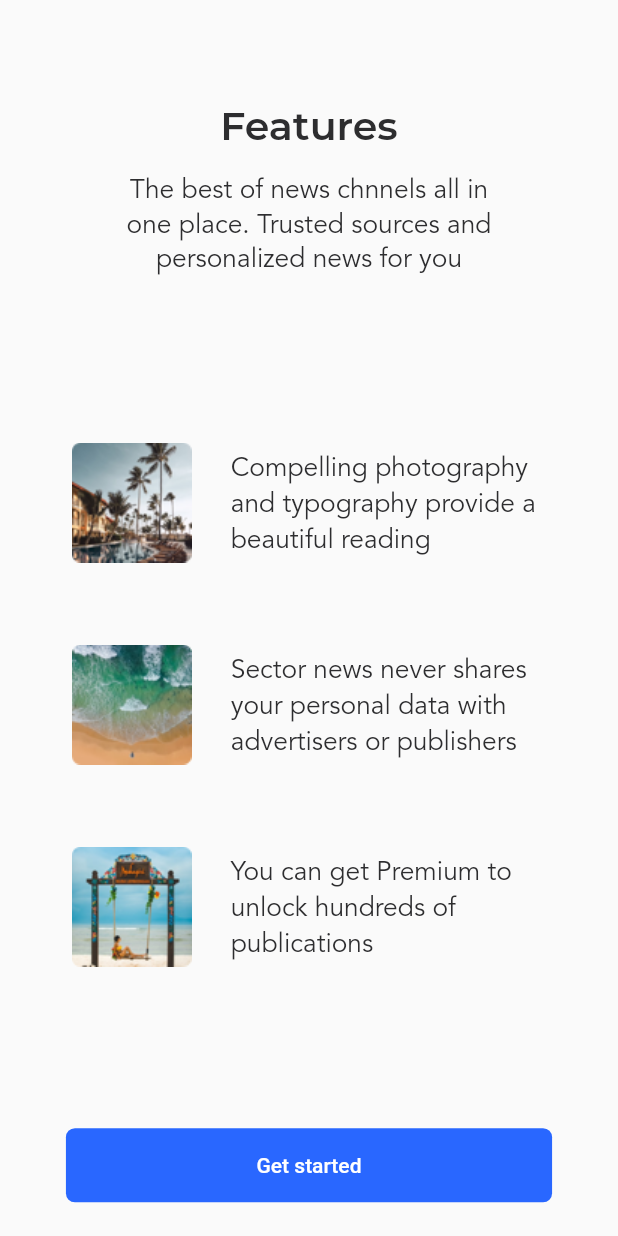
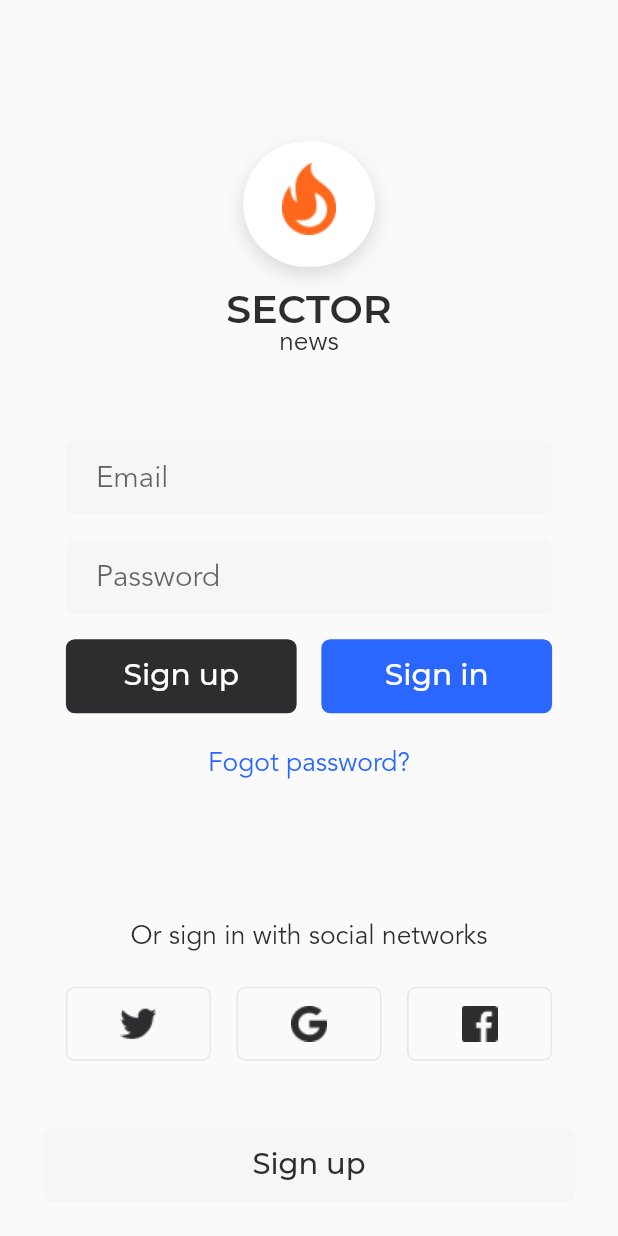
Before and after one commit to MichelFeng/flutter_news_demo, a Flutter app: the screen it shows after launch, after a tap on "Get started", on a phone screen of 412 x 824 dp. Run offline on Flutter 3.47's test engine with Material 2 defaults, Android fonts, the phone set to English and light mode, and no system bars; our stand-ins replace flutter_screenutil, fluttertoast.

Commit message:
feat: sign in & sign up

```diff
--- a/lib/common/utils/utils.dart
+++ b/lib/common/utils/utils.dart
@@ -1,3 +1,4 @@
 library utils;
 
 export 'screen.dart';
+export 'validator.dart';
--- a/lib/common/values/colors.dart
+++ b/lib/common/values/colors.dart
@@ -1,12 +1,28 @@
 import 'dart:ui';
 
 class AppColors {
-  /// 主文本
+  /// 主背景 白色
+  static const Color primaryBackground = Color.fromARGB(255, 255, 255, 255);
+
+  /// 主文本 灰色
   static const Color primaryText = Color.fromARGB(255, 45, 45, 47);
 
-  /// 主控件-背景
+  /// 主控件-背景 蓝色
   static const Color primaryElement = Color.fromARGB(255, 41, 103, 255);
 
-  /// 主控件-文本
+  /// 主控件-文本 白色
   static const Color primaryElementText = Color.fromARGB(255, 255, 255, 255);
+
+  // *****************************************
+
+  /// 第二种控件-背景色 淡灰色
+  static const Color secondaryElement = Color.fromARGB(255, 246, 246, 246);
+
+  /// 第二种控件-文本 浅蓝色
+  static const Color secondaryElementText = Color.fromARGB(255, 41, 103, 255);
+
+  // *****************************************
+
+  /// 第三种控件-背景色 石墨色
+  static const Color thirdElement = Color.fromARGB(255, 45, 45, 47);
 }
--- /dev/null
+++ b/lib/common/values/fonts.dart
@@ -0,0 +1,4 @@
+class AppFonts {
+  static const String Avenir = "Avenir";
+  static const String Montserrat = "Montserrat";
+}
--- /dev/null
+++ b/lib/common/values/shadows.dart
@@ -0,0 +1,9 @@
+import "package:flutter/rendering.dart";
+
+class Shadows {
+  static const BoxShadow primaryShadow = BoxShadow(
+    color: Color.fromARGB(38, 27, 27, 29),
+    offset: Offset(0, 5),
+    blurRadius: 10,
+  );
+}
--- a/lib/common/values/values.dart
+++ b/lib/common/values/values.dart
@@ -2,3 +2,6 @@ library values;
 
 export 'colors.dart';
 export 'radii.dart';
+export 'shadows.dart';
+export 'fonts.dart';
+export 'borders.dart';
--- /dev/null
+++ b/lib/common/widgets/button.dart
@@ -0,0 +1,61 @@
+import 'package:flutter/material.dart';
+import 'package:flutter_news/common/utils/utils.dart';
+import 'package:flutter_news/common/values/values.dart';
+
+Widget btnFlatButtonWidget({
+  required VoidCallback onPressed,
+  double width = 140,
+  double height = 44,
+  Color gbColor = AppColors.primaryElement,
+  String title = "button",
+  Color fontColor = AppColors.primaryElementText,
+  double fontSize = 18,
+  String fontName = AppFonts.Montserrat,
+  FontWeight fontWeight = FontWeight.w400,
+}) {
+  return Container(
+    width: duSetWidth(width),
+    height: duSetHeight(height),
+    child: FlatButton(
+      onPressed: onPressed,
+      color: gbColor,
+      shape: RoundedRectangleBorder(
+        borderRadius: Radii.k6pxRadius,
+      ),
+      child: Text(
+        title,
+        textAlign: TextAlign.center,
+        style: TextStyle(
+          color: fontColor,
+          fontFamily: fontName,
+          fontWeight: fontWeight,
+          fontSize: duSetFontSize(fontSize),
+          height: 1,
+        ),
+      ),
+    ),
+  );
+}
+
+/// 第三方按钮
+Widget btnFlatButtonBorderOnlyWidget({
+  required VoidCallback onPressed,
+  double width = 88,
+  double height = 44,
+  String iconFileName = "",
+}) {
+  return Container(
+    width: duSetWidth(width),
+    height: duSetHeight(height),
+    child: FlatButton(
+      onPressed: onPressed,
+      shape: RoundedRectangleBorder(
+        side: Borders.primaryBorder,
+        borderRadius: Radii.k6pxRadius,
+      ),
+      child: Image.asset(
+        "assets/images/icons-$iconFileName.png",
+      ),
+    ),
+  );
+}
--- /dev/null
+++ b/lib/common/widgets/input.dart
@@ -0,0 +1,38 @@
+import 'package:flutter/material.dart';
+import 'package:flutter_news/common/utils/utils.dart';
+import 'package:flutter_news/common/values/values.dart';
+
+Widget inputTextEdit({
+  required TextEditingController controller,
+  TextInputType keyboardType = TextInputType.text,
+  String hintText = "",
+  bool isPassword = false,
+  double marginTop = 15,
+}) {
+  return Container(
+    height: duSetHeight(44),
+    margin: EdgeInsets.only(top: duSetHeight(marginTop)),
+    decoration: BoxDecoration(
+      color: AppColors.secondaryElement,
+      borderRadius: Radii.k6pxRadius,
+    ),
+    child: TextField(
+      controller: controller,
+      keyboardType: keyboardType,
+      decoration: InputDecoration(
+        hintText: hintText,
+        contentPadding: EdgeInsets.fromLTRB(20, 10, 0, 9),
+        border: InputBorder.none,
+      ),
+      style: TextStyle(
+        color: AppColors.primaryText,
+        fontFamily: AppFonts.Avenir,
+        fontWeight: FontWeight.w400,
+        fontSize: duSetFontSize(18),
+      ),
+      maxLines: 1,
+      autocorrect: false,
+      obscureText: isPassword,
+    ),
+  );
+}
--- /dev/null
+++ b/lib/common/widgets/widgets.dart
@@ -0,0 +1,6 @@
+library widgets;
+
+export 'input.dart';
+export 'button.dart';
+export 'toast.dart';
+export 'app.dart';
--- a/lib/main.dart
+++ b/lib/main.dart
@@ -1,4 +1,5 @@
 import 'package:flutter/material.dart';
+import 'package:flutter_news/routes.dart';
 
 import 'pages/welcome/welcome.dart';
 
@@ -11,8 +12,9 @@ class MyApp extends StatelessWidget {
 
   @override
   Widget build(BuildContext context) {
-    return const MaterialApp(
+    return MaterialApp(
       title: 'Material App',
+      routes: staticRoutes,
       home: WelcomePage(),
       debugShowCheckedModeBanner: false,
     );
--- /dev/null
+++ b/lib/pages/sign_in/sign_in.dart
@@ -0,0 +1,253 @@
+import 'package:flutter/material.dart';
+import 'package:flutter_news/common/utils/utils.dart';
+import 'package:flutter_news/common/values/values.dart';
+import 'package:flutter_news/common/widgets/input.dart';
+import 'package:flutter_news/common/widgets/widgets.dart';
+
+class SignInPage extends StatefulWidget {
+  @override
+  _SignInPageState createState() => _SignInPageState();
+}
+
+class _SignInPageState extends State<SignInPage> {
+  // email 的控制器
+  final TextEditingController _emailController = TextEditingController();
+  // 密码的控制器
+  final TextEditingController _passController = TextEditingController();
+
+// 跳转注册界面
+  _handleNavSignUp() {
+    Navigator.pushNamed(context, '/sign-up');
+  }
+
+// 执行登录操作
+  _handleSignIn() {
+    if (!duIsEmail(_emailController.value.text)) {
+      toastInfo(msg: "请正确输入邮件");
+      return;
+    }
+
+    if (!duCheckStringLength(_passController.value.text, 6)) {
+      toastInfo(msg: "密码不能小于6位");
+      return;
+    }
+  }
+
+  // logo
+  Widget _buildLogo() {
+    return Container(
+      width: duSetWidth(110),
+      margin: EdgeInsets.only(top: duSetHeight(40 + 44.0)), // 顶部系统栏 44px
+      child: Column(
+        crossAxisAlignment: CrossAxisAlignment.stretch,
+        children: [
+          Container(
+            height: duSetWidth(76),
+            width: duSetWidth(76),
+            margin: EdgeInsets.symmetric(horizontal: duSetWidth(15)),
+            child: Stack(
+              alignment: Alignment.center,
+              children: [
+                Positioned(
+                  left: 0,
+                  top: 0,
+                  right: 0,
+                  child: Container(
+                    height: duSetWidth(76),
+                    decoration: BoxDecoration(
+                      color: AppColors.primaryBackground,
+                      boxShadow: [
+                        Shadows.primaryShadow,
+                      ],
+                      borderRadius: BorderRadius.all(
+                          Radius.circular(duSetWidth(76 * 0.5))), // 父容器的50%
+                    ),
+                    child: Container(),
+                  ),
+                ),
+                Positioned(
+                  top: duSetWidth(13),
+                  child: Image.asset(
+                    "assets/images/logo.png",
+                    fit: BoxFit.none,
+                  ),
+                ),
+              ],
+            ),
+          ),
+          Container(
+            margin: EdgeInsets.only(top: duSetHeight(15)),
+            child: Text(
+              "SECTOR",
+              textAlign: TextAlign.center,
+              style: TextStyle(
+                color: AppColors.primaryText,
+                fontFamily: AppFonts.Montserrat,
+                fontWeight: FontWeight.w600,
+                fontSize: duSetFontSize(24),
+                height: 1,
+              ),
+            ),
+          ),
+          Text(
+            "news",
+            textAlign: TextAlign.center,
+            style: TextStyle(
+              color: AppColors.primaryText,
+              fontFamily: AppFonts.Avenir,
+              fontWeight: FontWeight.w400,
+              fontSize: duSetFontSize(16),
+              height: 1,
+            ),
+          ),
+        ],
+      ),
+    );
+  }
+
+  // 登录表单
+  Widget _buildInputForm() {
+    return Container(
+      width: duSetWidth(295),
+      margin: EdgeInsets.only(top: duSetHeight(49)),
+      child: Column(
+        children: [
+          inputTextEdit(
+            controller: _emailController,
+            keyboardType: TextInputType.emailAddress,
+            hintText: "Email",
+            marginTop: 0,
+          ),
+          inputTextEdit(
+            controller: _passController,
+            keyboardType: TextInputType.visiblePassword,
+            hintText: "Password",
+            isPassword: true,
+          ),
+          Container(
+            height: duSetHeight(44),
+            margin: EdgeInsets.only(top: duSetHeight(15)),
+            child: Row(
+              children: [
+                // 注册
+                btnFlatButtonWidget(
+                  onPressed: _handleNavSignUp,
+                  gbColor: AppColors.thirdElement,
+                  title: "Sign up",
+                ),
+                Spacer(),
+                // 登录
+                btnFlatButtonWidget(
+                  onPressed: _handleSignIn,
+                  gbColor: AppColors.primaryElement,
+                  title: "Sign in",
+                ),
+              ],
+            ),
+          ),
+          // Fogot password
+          Container(
+            height: duSetHeight(22),
+            margin: EdgeInsets.only(top: duSetHeight(20)),
+            child: FlatButton(
+              onPressed: () => {},
+              child: Text(
+                "Fogot password?",
+                textAlign: TextAlign.center,
+                style: TextStyle(
+                  color: AppColors.secondaryElementText,
+                  fontFamily: AppFonts.Avenir,
+                  fontWeight: FontWeight.w400,
+                  fontSize: duSetFontSize(16),
+                  height: 1,
+                ),
+              ),
+            ),
+          ),
+        ],
+      ),
+    );
+  }
+
+  // 第三方登录
+  Widget _buildThirdPartyLogin() {
+    return Container(
+      width: duSetWidth(295),
+      margin: EdgeInsets.only(bottom: duSetHeight(40)),
+      child: Column(
+        children: <Widget>[
+          // title
+          Text(
+            "Or sign in with social networks",
+            textAlign: TextAlign.center,
+            style: TextStyle(
+              color: AppColors.primaryText,
+              fontFamily: AppFonts.Avenir,
+              fontWeight: FontWeight.w400,
+              fontSize: duSetFontSize(16),
+            ),
+          ),
+          // 按钮
+          Padding(
+            padding: EdgeInsets.only(top: duSetHeight(20)),
+            child: Row(
+              children: <Widget>[
+                btnFlatButtonBorderOnlyWidget(
+                  onPressed: () {},
+                  width: 88,
+                  iconFileName: "twitter",
+                ),
+                Spacer(),
+                btnFlatButtonBorderOnlyWidget(
+                  onPressed: () {},
+                  width: 88,
+                  iconFileName: "google",
+                ),
+                Spacer(),
+                btnFlatButtonBorderOnlyWidget(
+                  onPressed: () {},
+                  width: 88,
+                  iconFileName: "facebook",
+                ),
+              ],
+            ),
+          ),
+        ],
+      ),
+    );
+  }
+
+  // 注册按钮
+  Widget _buildSignupButton() {
+    return Container(
+      margin: EdgeInsets.only(bottom: duSetHeight(20)),
+      child: btnFlatButtonWidget(
+        onPressed: _handleNavSignUp,
+        width: duSetWidth(294),
+        gbColor: AppColors.secondaryElement,
+        fontColor: AppColors.primaryText,
+        title: "Sign up",
+        fontWeight: FontWeight.w500,
+        fontSize: duSetFontSize(16),
+      ),
+    );
+  }
+
+  @override
+  Widget build(BuildContext context) {
+    return Scaffold(
+      resizeToAvoidBottomInset: false,
+      body: Center(
+        child: Column(
+          children: [
+            _buildLogo(),
+            _buildInputForm(),
+            Spacer(),
+            _buildThirdPartyLogin(),
+            _buildSignupButton(),
+          ],
+        ),
+      ),
+    );
+  }
+}
--- a/lib/pages/welcome/welcome.dart
+++ b/lib/pages/welcome/welcome.dart
@@ -20,7 +20,7 @@ class _WelcomePageState extends State<WelcomePage> {
         textAlign: TextAlign.center,
         style: TextStyle(
           color: AppColors.primaryText,
-          fontFamily: "Montserrat",
+          fontFamily: AppFonts.Montserrat,
           fontWeight: FontWeight.w600,
           fontSize: duSetFontSize(24),
         ),
@@ -39,7 +39,7 @@ class _WelcomePageState extends State<WelcomePage> {
         textAlign: TextAlign.center,
         style: TextStyle(
           color: AppColors.primaryText,
-          fontFamily: "Avenir",
+          fontFamily: AppFonts.Avenir,
           fontWeight: FontWeight.normal,
           fontSize: duSetFontSize(16),
           height: 1.3,
@@ -72,7 +72,7 @@ class _WelcomePageState extends State<WelcomePage> {
               textAlign: TextAlign.left,
               style: TextStyle(
                 color: AppColors.primaryText,
-                fontFamily: "Avenir",
+                fontFamily: AppFonts.Avenir,
                 fontWeight: FontWeight.normal,
                 fontSize: duSetFontSize(16),
               ),
@@ -96,7 +96,12 @@ class _WelcomePageState extends State<WelcomePage> {
         shape: RoundedRectangleBorder(
           borderRadius: Radii.k6pxRadius,
         ),
-        onPressed: () {},
+        onPressed: () {
+          Navigator.pushNamed(
+            context,
+            "/sign-in",
+          );
+        },
       ),
     );
   }
--- /dev/null
+++ b/lib/routes.dart
@@ -0,0 +1,8 @@
+import 'package:flutter_news/pages/sign_in/sign_in.dart';
+import 'package:flutter_news/pages/sign_up/sign_up.dart';
+
+/// 静态路由
+var staticRoutes = {
+  '/sign-in': (context) => SignInPage(), // 登录
+  '/sign-up': (context) => SignUpPage(), // 注册
+};
--- a/pubspec.yaml
+++ b/pubspec.yaml
@@ -35,6 +35,7 @@ dependencies:
   cupertino_icons: ^1.0.2
 
   flutter_screenutil: ^5.0.0
+  fluttertoast: ^8.0.8
 
 dev_dependencies:
   flutter_test:
```
Also changed, not shown: lib/common/utils/validator.dart (added, +13 -0 lines), lib/common/values/borders.dart (added, +9 -0 lines), lib/common/widgets/app.dart (added, +33 -0 lines), lib/common/widgets/toast.dart (added, +21 -0 lines), lib/pages/sign_up/sign_up.dart (added, +241 -0 lines), pubspec.lock, 7 other files.
